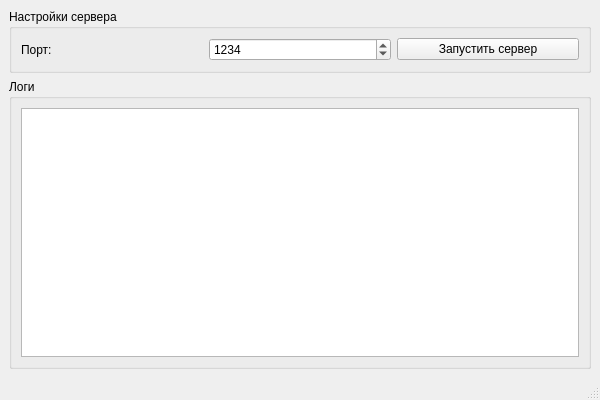
Old version of the form driver_emulator/mainwindow.ui in the repository Cradabi/ARMEditor.
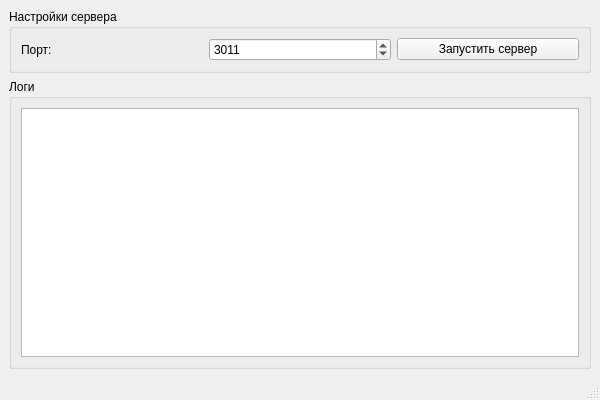
New version of the form.

Commit message: fix: дефолтный порт эмулятора - 3011

```diff
--- a/driver_emulator/mainwindow.ui
+++ b/driver_emulator/mainwindow.ui
@@ -37,7 +37,7 @@
                                         <number>65535</number>
                                     </property>
                                     <property name="value">
-                                        <number>1234</number>
+                                        <number>3011</number>
                                     </property>
                                 </widget>
                             </item>
```
